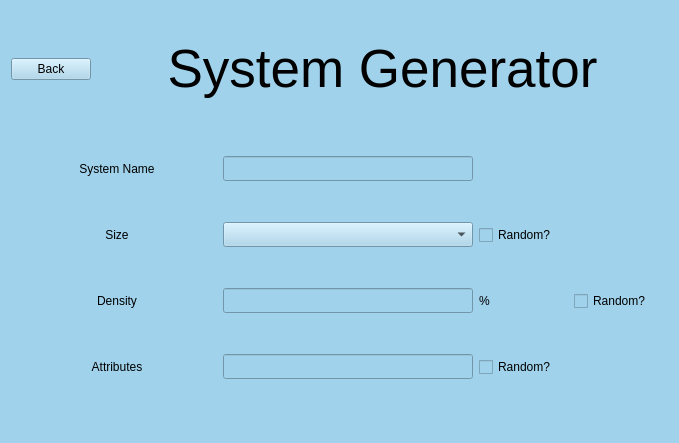
Qt form GUI/GeneratorUI.ui (eden2888/BMC_Simulation) before a commit.
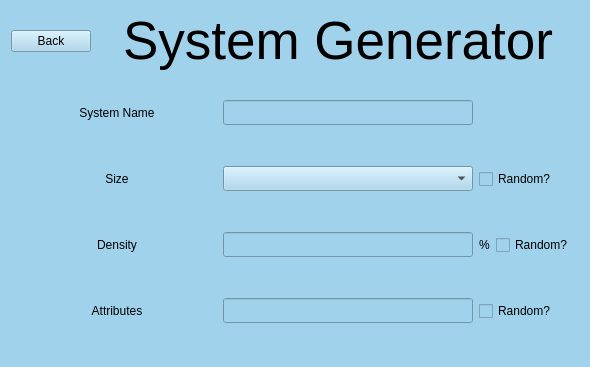
The same form after that commit.

Commit message: Fixed GUI architecture and added generator ui widget

Patch:
```diff
--- a/GUI/GeneratorUI.ui
+++ b/GUI/GeneratorUI.ui
@@ -6,10 +6,22 @@
    <rect>
     <x>0</x>
     <y>0</y>
-    <width>679</width>
-    <height>443</height>
+    <width>578</width>
+    <height>360</height>
    </rect>
   </property>
+  <property name="sizePolicy">
+   <sizepolicy hsizetype="Preferred" vsizetype="Preferred">
+    <horstretch>0</horstretch>
+    <verstretch>0</verstretch>
+   </sizepolicy>
+  </property>
+  <property name="minimumSize">
+   <size>
+    <width>0</width>
+    <height>0</height>
+   </size>
+  </property>
   <property name="windowTitle">
    <string>Form</string>
   </property>
@@ -22,6 +34,9 @@
   <layout class="QGridLayout" name="gridLayout_2">
    <item row="3" column="0">
     <layout class="QGridLayout" name="gridLayout">
+     <property name="sizeConstraint">
+      <enum>QLayout::SetDefaultConstraint</enum>
+     </property>
      <property name="leftMargin">
       <number>6</number>
      </property>
@@ -32,7 +47,7 @@
       <number>6</number>
      </property>
      <property name="bottomMargin">
-      <number>6</number>
+      <number>15</number>
      </property>
      <item row="3" column="0">
       <widget class="QLabel" name="LblSyName">
```
Left out of the diff: 3 changed lines with no effect on the pictures. The commit also changes 2 other files.
